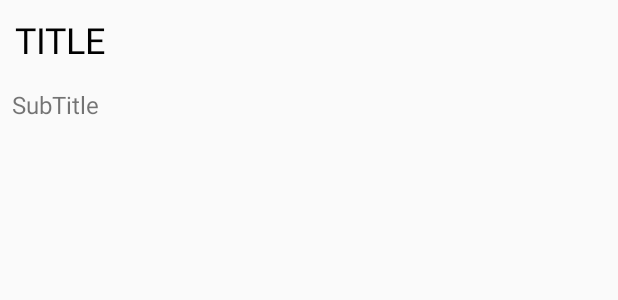
After one commit to nishad-pawaskar/robOTTO-OPCUA, an Android app: the layout connections_list.xml on its own in the app's theme, with its tools: preview values and no code run, on a phone screen of 412 x 824 dp. The commit adds this screen. Shown: the top 300 px of the screen. Run offline under Robolectric (Android 15) with nearby library versions, the phone set to English and light mode, and no system bars; network calls fail.

Commit message:
Connection List created from SQLite database and added click event to it.

```diff
--- a/app/src/main/java/com/example/robotto_opcua/AddConnectionDialog.java
+++ b/app/src/main/java/com/example/robotto_opcua/AddConnectionDialog.java
@@ -36,7 +36,7 @@ public class AddConnectionDialog extends AppCompatDialogFragment {
                     public void onClick(DialogInterface dialog, int which) {
                         String ServerName = editTextServerName.getText().toString();
                         String ServerURI = editTextServerURI.getText().toString();
-                        listener.applyTexts(ServerName, ServerURI);
+                        listener.getData(ServerName, ServerURI);
                     }
                 });
 
@@ -60,6 +60,6 @@ public class AddConnectionDialog extends AppCompatDialogFragment {
     }
 
     public interface AddConnectionDialogListener{
-        void applyTexts(String ServerName, String ServerURI);
+        void getData(String ServerName, String ServerURI);
     }
 }
--- a/app/src/main/java/com/example/robotto_opcua/OPCRobottoContract.java
+++ b/app/src/main/java/com/example/robotto_opcua/OPCRobottoContract.java
@@ -7,7 +7,7 @@ public class OPCRobottoContract {
         public static final String CONNECTIONS_TABLE = "connections_table";
         public static final String SERVER_NAME = "server_name";
         public static final String SERVER_URI = "server_uri";
-        public static final String SECURITY = "security";
-        public static final String SECURITY_POLICIES = "seecurity_policies";
+//        public static final String SECURITY = "security";
+//        public static final String SECURITY_POLICIES = "seecurity_policies";
     }
 }
--- /dev/null
+++ b/app/src/main/res/layout/connections_list.xml
@@ -0,0 +1,24 @@
+<?xml version="1.0" encoding="utf-8"?>
+<LinearLayout xmlns:android="http://schemas.android.com/apk/res/android"
+    android:orientation="vertical"
+    android:layout_width="match_parent"
+    android:layout_height="match_parent">
+    <TextView
+        android:layout_width="match_parent"
+        android:layout_height="wrap_content"
+        android:id="@+id/srvName"
+        android:layout_margin="10dp"
+        android:text="TITLE"
+        android:textSize="24sp"
+        android:textColor="#000000" />
+    <TextView
+        android:layout_width="match_parent"
+        android:layout_height="wrap_content"
+        android:id="@+id/srvURI"
+        android:layout_marginBottom="8dp"
+        android:layout_marginHorizontal="8dp"
+        android:text="SubTitle"
+        android:layout_marginTop="6dp"
+        android:textSize="16sp" />
+
+</LinearLayout>
--- a/app/src/main/res/layout/layout_connect_dialog.xml
+++ b/app/src/main/res/layout/layout_connect_dialog.xml
@@ -16,13 +16,13 @@
         android:id="@+id/server_uri"
         android:hint="Enter Server URI"
         android:layout_below="@+id/server_name"/>
-    <CheckBox
+    <!-- <CheckBox
         android:layout_width="match_parent"
         android:layout_height="wrap_content"
         android:layout_marginTop="10dp"
         android:id="@+id/securitycheck"
         android:layout_below="@+id/server_uri"
         android:text="Secure Connection"
-        android:textSize="16sp"/>
+        android:textSize="16sp"/>   -->
 
 </RelativeLayout>
```
Also changed, not shown: app/src/main/java/com/example/robotto_opcua/DatabaseHelper.java (+21 -10 lines), app/src/main/java/com/example/robotto_opcua/MainActivity.java (+89 -4 lines), app/src/main/res/layout/activity_main.xml (+15 -11 lines).
